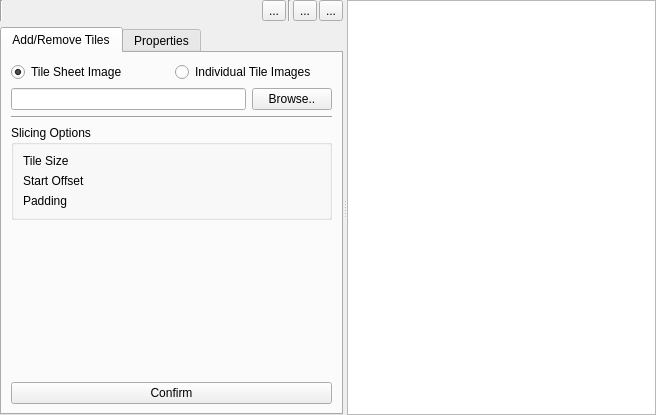
This is Editor/src/Widget/Auxiliary/AuxTileSet.ui in GameOverture/HarmonyEngine as Qt 5 draws it before an edit. The edited form follows.
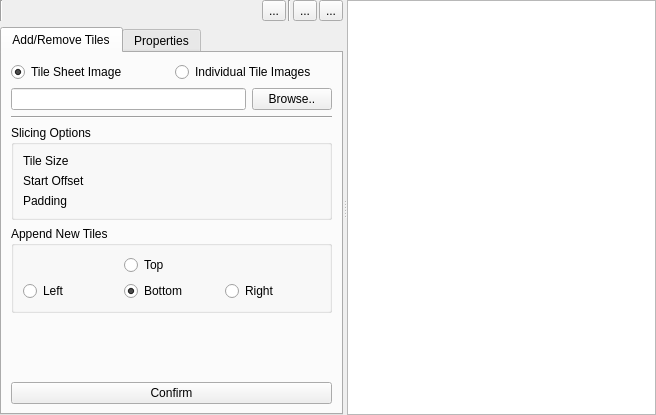
This is the edited form. Icons and pictures are not drawn. Custom widgets are drawn as their Qt base class.

Commit message: CommonGfxView added and now reused among all other graphics views

Diff of the .ui file:
```diff
--- a/Editor/src/Widget/Auxiliary/AuxTileSet.ui
+++ b/Editor/src/Widget/Auxiliary/AuxTileSet.ui
@@ -190,6 +190,46 @@
              </layout>
             </widget>
            </item>
+           <item>
+            <widget class="QGroupBox" name="grpImportSide">
+             <property name="title">
+              <string>Append New Tiles</string>
+             </property>
+             <layout class="QGridLayout" name="gridLayout">
+              <item row="2" column="2">
+               <widget class="QRadioButton" name="radImportRight">
+                <property name="text">
+                 <string>Right</string>
+                </property>
+               </widget>
+              </item>
+              <item row="2" column="0">
+               <widget class="QRadioButton" name="radImportLeft">
+                <property name="text">
+                 <string>Left</string>
+                </property>
+               </widget>
+              </item>
+              <item row="0" column="1">
+               <widget class="QRadioButton" name="radImportTop">
+                <property name="text">
+                 <string>Top</string>
+                </property>
+               </widget>
+              </item>
+              <item row="2" column="1">
+               <widget class="QRadioButton" name="radImportBottom">
+                <property name="text">
+                 <string>Bottom</string>
+                </property>
+                <property name="checked">
+                 <bool>true</bool>
+                </property>
+               </widget>
+              </item>
+             </layout>
+            </widget>
+           </item>
            <item>
             <spacer name="verticalSpacer">
              <property name="orientation">
@@ -309,6 +349,11 @@
    <header>WgtVectorSpinBox.h</header>
    <container>1</container>
   </customwidget>
+  <customwidget>
+   <class>CommonGfxView</class>
+   <extends>QGraphicsView</extends>
+   <header>CommonGfxView.h</header>
+  </customwidget>
  </customwidgets>
  <resources>
   <include location="../../../data/HyEditor.qrc"/>
```
Left out of the diff: 8 changed lines with no effect on the pictures. The commit also changes 9 other files.
